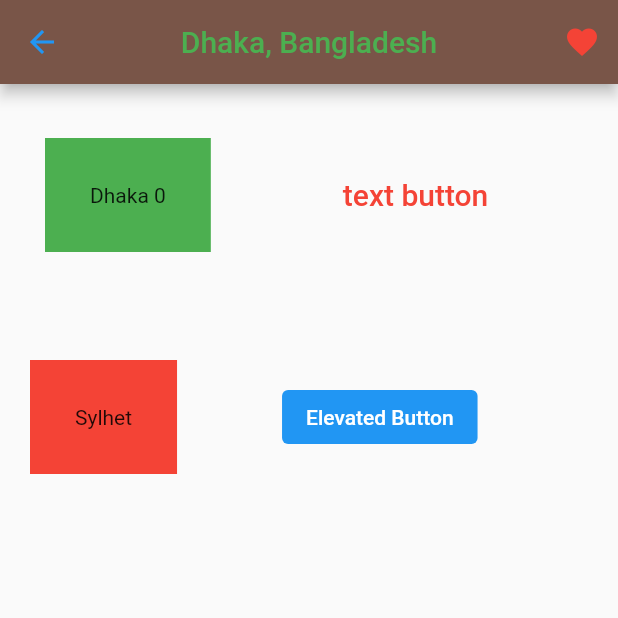
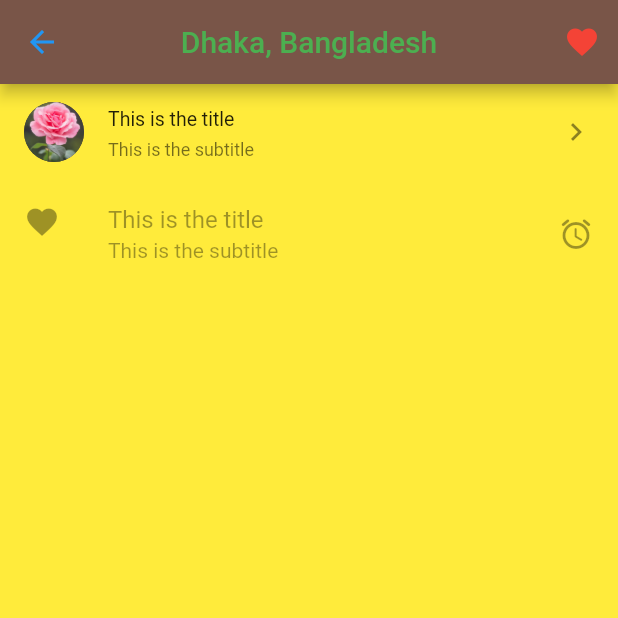
Before and after one commit to TarekFaysal/flutter_project_1, a Flutter app: the screen it shows after launch, on a phone screen of 412 x 824 dp, the top half of it. Run offline on Flutter 3.47's test engine with Material 2 defaults, Android fonts, the phone set to English and light mode, and no system bars.

Commit message:
ListTile

```diff
--- a/lib/screens/welcome/welcome_screen.dart
+++ b/lib/screens/welcome/welcome_screen.dart
@@ -32,59 +32,30 @@ class _WelcomeScreenState extends State<WelcomeScreen> {
           ),
         ),
         body: Container(
-          child: Column(children: [
-            Row(children: [
-              Container(
-                margin: EdgeInsets.all(30),
-                color: Colors.green,
-                padding: EdgeInsets.all(30),
-                child: Text("Dhaka " + counter.toString()),
+          color: Colors.yellow,
+          child: ListView(children: [
+            ListTile(
+              dense: true,
+              onTap: () {},
+              tileColor: Colors.blue,
+              leading: CircleAvatar(
+                backgroundImage: AssetImage("asset/images/flower.jpeg"),
               ),
-              Container(
-                margin: EdgeInsets.all(20),
-                //color: Colors.red,
-                padding: EdgeInsets.all(30),
-                child: TextButton(
-                  child: Text(
-                    "text button",
-                    style: TextStyle(color: myColor, fontSize: 20),
-                  ),
-                  onPressed: () {
-                    setState(() {
-                      counter = counter + 1;
-                      if (myColor == Colors.red) {
-                        myColor = Colors.blue;
-                      } else {
-                        myColor = Colors.red;
-                      }
-                    });
-                  },
-                ),
-              ),
-            ]),
-            Row(children: [
-              Container(
-                margin: EdgeInsets.all(20),
-                color: Colors.red,
-                padding: EdgeInsets.all(30),
-                child: Text("Sylhet"),
-              ),
-              Container(
-                margin: EdgeInsets.all(20),
-                //color: Colors.blue,
-                padding: EdgeInsets.all(30),
-                child: ElevatedButton(
-                  style: ButtonStyle(
-                      backgroundColor:
-                          MaterialStateProperty.all<Color>(Colors.blue)),
-                  child: Text(
-                    "Elevated Button",
-                    style: TextStyle(color: Colors.white),
-                  ),
-                  onPressed: null,
-                ),
-              ),
-            ]),
+              title: Text("This is the title"),
+              subtitle: Text("This is the subtitle"),
+              trailing: Icon(Icons.keyboard_arrow_right),
+            ),
+            ListTile(
+              enabled: false,
+              shape: RoundedRectangleBorder(
+                  borderRadius: BorderRadius.circular(110.0)),
+              onTap: () {},
+              //  tileColor: Colors.red,
+              leading: Icon(Icons.favorite),
+              title: Text("This is the title"),
+              subtitle: Text("This is the subtitle"),
+              trailing: Icon(Icons.access_alarm_rounded),
+            ),
           ]),
         ));
   }
```
Also changed, not shown: pubspec.yaml (+3 -6 lines), asset/images/flower.jpeg (added).
